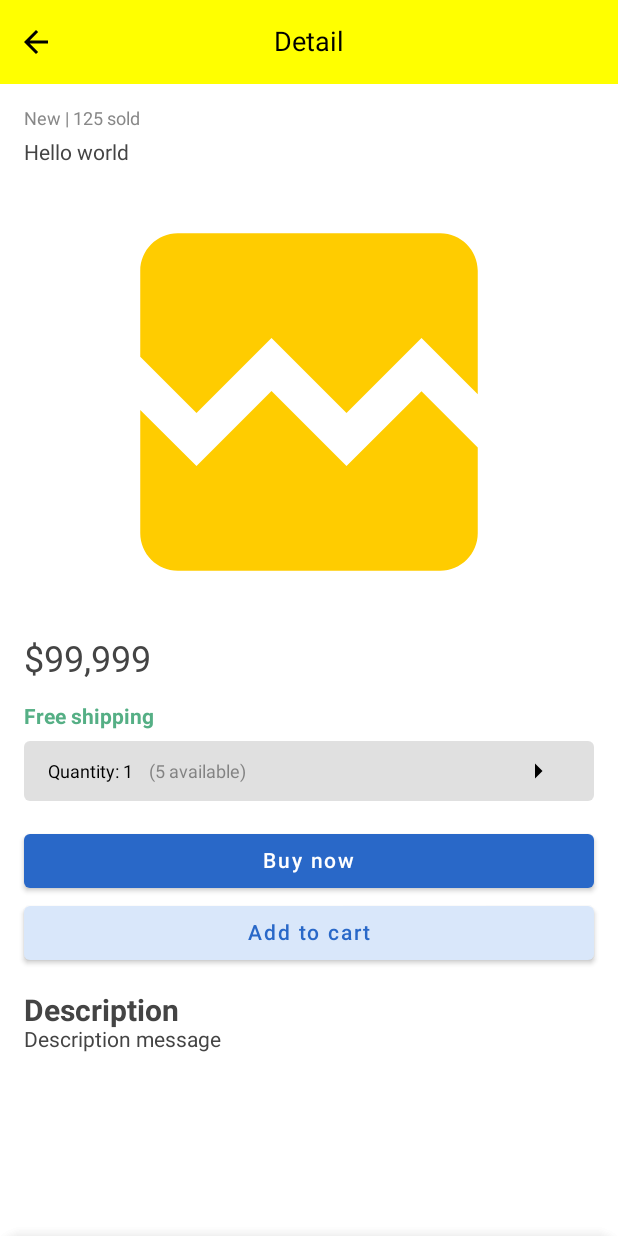
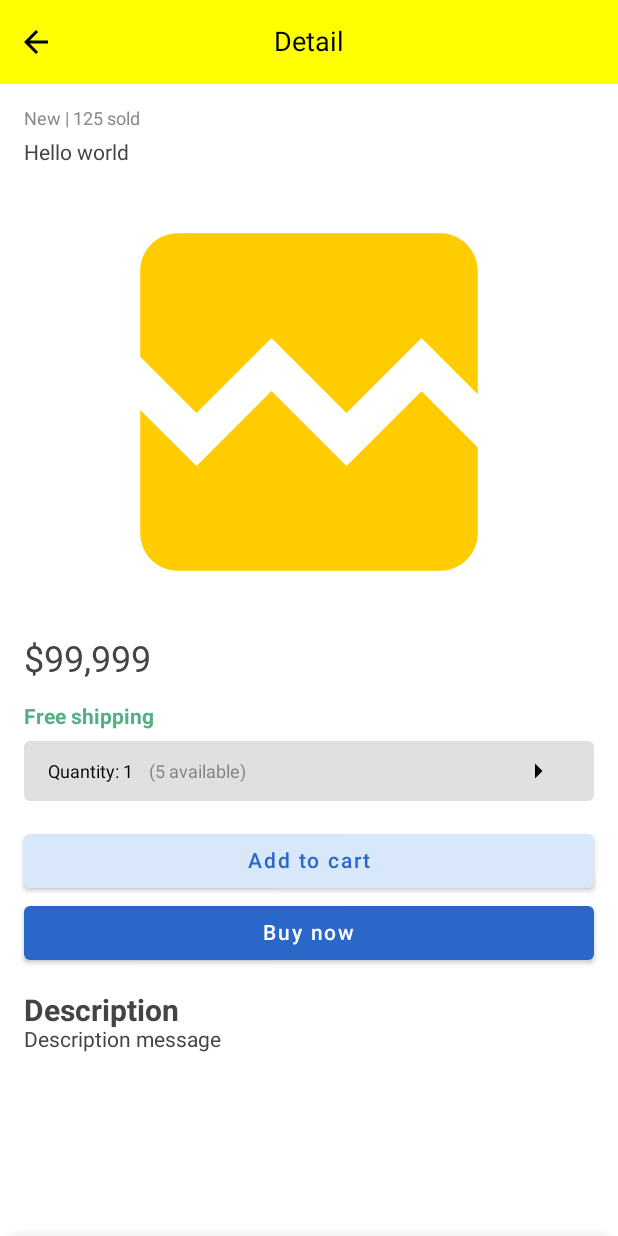
Before and after one commit to Bikcodeh/Meli-Challenge, an Android app built with Jetpack Compose: the @Preview function DetailContentPreview, on a phone screen of 412 x 824 dp. Run offline under Robolectric (Android 15) with nearby library versions, the phone set to English and light mode, and no system bars; our stand-ins replace constraintlayout-compose; pictures from the network do not load.

Commit message:
create component button generic

```diff
--- /dev/null
+++ b/presentation/src/main/java/com/bikcodeh/melichallenge/presentation/ui/component/ActionButton.kt
@@ -0,0 +1,27 @@
+package com.bikcodeh.melichallenge.presentation.ui.component
+
+import androidx.annotation.StringRes
+import androidx.compose.material.Button
+import androidx.compose.material.ButtonColors
+import androidx.compose.material.Text
+import androidx.compose.runtime.Composable
+import androidx.compose.ui.Modifier
+import androidx.compose.ui.res.stringResource
+
+@Composable
+fun ActionButton(
+    modifier: Modifier,
+    buttonColors: ButtonColors,
+    @StringRes textButton: Int,
+    onClick: () -> Unit,
+    isEnabled: Boolean = true
+) {
+    Button(
+        onClick = onClick,
+        modifier = modifier,
+        colors = buttonColors,
+        enabled = isEnabled
+    ) {
+        Text(text = stringResource(id = textButton))
+    }
+}
--- a/presentation/src/main/java/com/bikcodeh/melichallenge/presentation/ui/component/ModalQuantity.kt
+++ b/presentation/src/main/java/com/bikcodeh/melichallenge/presentation/ui/component/ModalQuantity.kt
@@ -65,6 +65,7 @@ fun ModalQuantityListSelector(
             if (quantity > DEFAULT_TOTAL_ITEMS) {
                 run loop@{
                     repeat(DEFAULT_TOTAL_ITEMS) {
+                        val index = it
                         val currentQuantity = it + 1
                         val color = if (currentQuantity == quantitySelected) {
                             MaterialTheme.colorScheme.itemListSelected
@@ -86,7 +87,7 @@ fun ModalQuantityListSelector(
                             color = MaterialTheme.colorScheme.textColor,
                         )
                         Divider()
-                        if (currentQuantity == MORE_THAN_3_ITEMS) {
+                        if (index == MORE_THAN_3_ITEMS) {
                             val colorMoreThan = if (quantitySelected >= MORE_THAN_3_ITEMS) {
                                 MaterialTheme.colorScheme.itemListSelected
                             } else {
--- a/presentation/src/main/java/com/bikcodeh/melichallenge/presentation/ui/component/ModalQuantityTextField.kt
+++ b/presentation/src/main/java/com/bikcodeh/melichallenge/presentation/ui/component/ModalQuantityTextField.kt
@@ -129,30 +129,27 @@ fun ModalQuantityTextField(
                             .padding(horizontal = COMMON_MINIMUM_PADDING)
                     )
                 }
-                Button(
-                    enabled = enabledButton,
+                ActionButton(
+                    modifier = Modifier
+                        .fillMaxWidth()
+                        .padding(
+                            start = COMMON_MINIMUM_PADDING,
+                            end = COMMON_MINIMUM_PADDING,
+                            bottom = COMMON_PADDING
+                        ),
+                    buttonColors = ButtonDefaults.buttonColors(
+                        backgroundColor = CelticBlue,
+                        contentColor = Color.White
+                    ),
+                    textButton = R.string.add_quantity,
                     onClick = {
                         updateQuantity(quantityTextField.toInt())
                         quantityTextField = ""
                         onCloseModal()
                         keyboardController?.hide()
                     },
-                    colors = ButtonDefaults.buttonColors(
-                        backgroundColor = CelticBlue,
-                        contentColor = Color.White
-                    ),
-                    modifier = Modifier
-                        .fillMaxWidth()
-                        .padding(
-                            start = COMMON_MINIMUM_PADDING,
-                            end = COMMON_MINIMUM_PADDING,
-                            bottom = COMMON_PADDING
-                        )
-                ) {
-                    Text(
-                        text = stringResource(id = R.string.add_quantity)
-                    )
-                }
+                    isEnabled = enabledButton
+                )
             }
         }
     ) {}
--- a/presentation/src/main/java/com/bikcodeh/melichallenge/presentation/ui/screens/detail/DetailContent.kt
+++ b/presentation/src/main/java/com/bikcodeh/melichallenge/presentation/ui/screens/detail/DetailContent.kt
@@ -1,5 +1,6 @@
 package com.bikcodeh.melichallenge.presentation.ui.screens.detail
 
+import android.annotation.SuppressLint
 import android.content.res.Configuration.UI_MODE_NIGHT_NO
 import androidx.compose.foundation.background
 import androidx.compose.foundation.clickable
@@ -27,6 +28,7 @@ import coil.compose.AsyncImage
 import coil.request.ImageRequest
 import com.bikcodeh.melichallenge.presentation.R
 import com.bikcodeh.melichallenge.domain.model.Product
+import com.bikcodeh.melichallenge.presentation.ui.component.ActionButton
 import com.bikcodeh.melichallenge.presentation.ui.theme.*
 import com.bikcodeh.melichallenge.presentation.ui.component.ModalQuantityListSelector
 import com.bikcodeh.melichallenge.presentation.ui.component.ModalQuantityTextField
@@ -34,6 +36,7 @@ import com.bikcodeh.melichallenge.presentation.util.Util
 import kotlinx.coroutines.launch
 import androidx.compose.material3.MaterialTheme as MaterialTheme3
 
+@SuppressLint("UnusedMaterialScaffoldPaddingParameter")
 @ExperimentalMaterialApi
 @Composable
 fun DetailContent(
@@ -112,30 +115,28 @@ fun DetailContent(
                 quantitySelected = quantitySelected
             )
 
-            Button(
-                onClick = {},
+            ActionButton(
                 modifier = Modifier
                     .fillMaxWidth()
-                    .padding(top = COMMON_PADDING),
-                colors = ButtonDefaults.buttonColors(
+                    .padding(top = COMMON_PADDING) ,
+                buttonColors = ButtonDefaults.buttonColors(
+                    backgroundColor = AzureishWhite,
+                    contentColor = CelticBlue
+                ),
+                textButton = R.string.add_to_cart,
+                onClick = {}
+            )
+            ActionButton(
+                modifier = Modifier
+                    .fillMaxWidth()
+                    .padding(bottom = COMMON_PADDING) ,
+                buttonColors = ButtonDefaults.buttonColors(
                     backgroundColor = CelticBlue,
                     contentColor = Color.White
-                )
-            ) {
-                Text(text = stringResource(id = R.string.buy_now))
-            }
-            Button(
-                onClick = {},
-                modifier = Modifier
-                    .fillMaxWidth()
-                    .padding(bottom = COMMON_PADDING),
-                colors = ButtonDefaults.buttonColors(
-                    backgroundColor = AzureishWhite,
-                    contentColor = CelticBlue
-                )
-            ) {
-                Text(text = stringResource(id = R.string.add_to_cart))
-            }
+                ),
+                textButton = R.string.buy_now,
+                onClick = {}
+            )
             SnackbarHost(
                 hostState = snackbarHostState
             )
```
